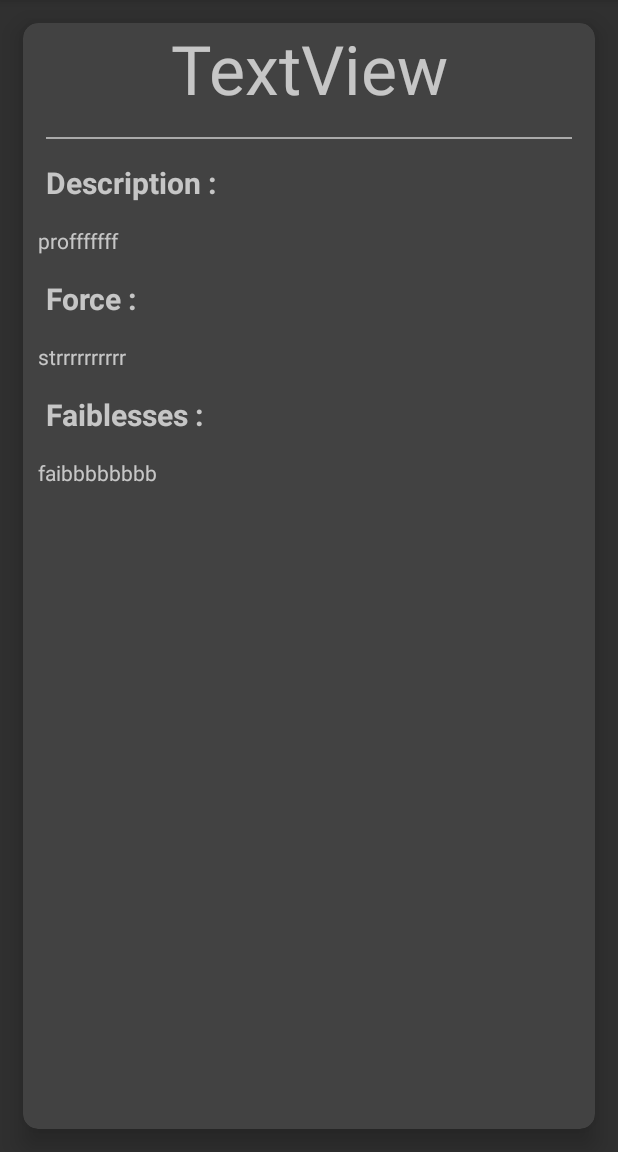
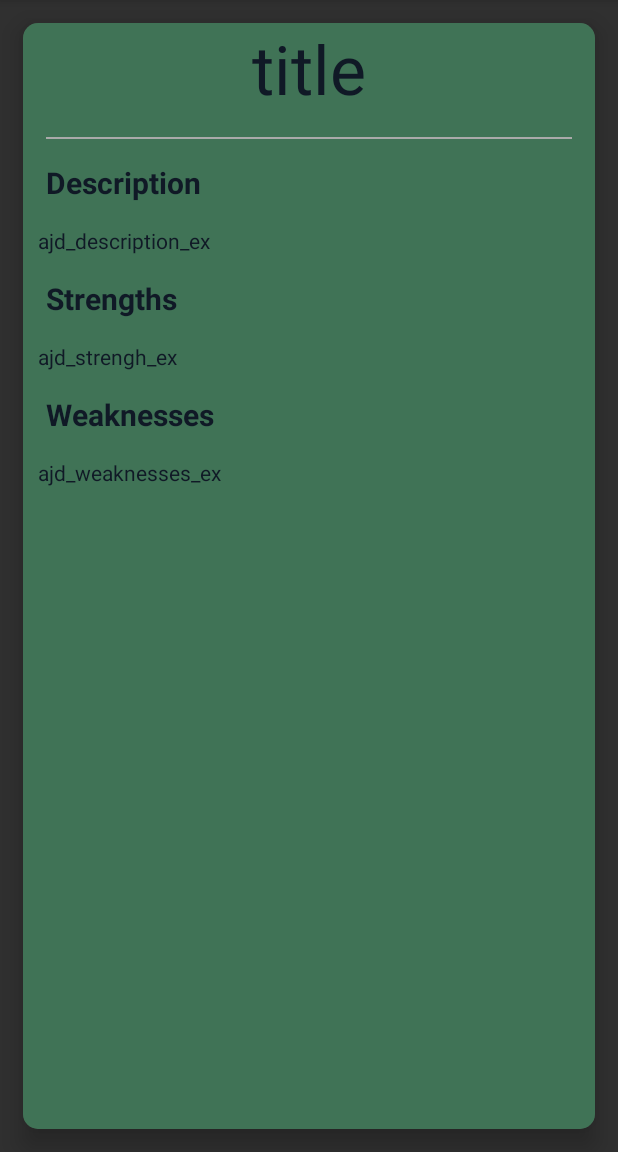
Before and after one commit to singard/EtrianWiki, an Android app: the JobDetailActivity screen opened directly, with no data from a screen before it, on a phone screen of 412 x 824 dp, the part 84-1236 px from its top. Run offline under Robolectric (Android 15) with nearby library versions, the phone set to English and light mode, and no system bars; 1 statement that could not run was skipped.

Commit message:
màj color theme in activity

```diff
--- a/app/src/main/res/layout/activity_job_detail.xml
+++ b/app/src/main/res/layout/activity_job_detail.xml
@@ -4,10 +4,13 @@
     xmlns:tools="http://schemas.android.com/tools"
     android:layout_width="match_parent"
     android:layout_height="match_parent">
+
     <FrameLayout
         android:id="@+id/container"
         android:layout_width="match_parent"
-        android:layout_height="wrap_content"/>
+        android:layout_height="wrap_content"
+        android:orientation="horizontal"
+        tools:ignore="MissingConstraints" />
 
 
 
@@ -21,19 +24,22 @@
         app:layout_constraintEnd_toEndOf="parent"
         app:layout_constraintHorizontal_bias="0.0"
         app:layout_constraintStart_toStartOf="parent"
-        app:layout_constraintTop_toTopOf="parent">
+        app:layout_constraintTop_toTopOf="parent"
+        >
 
         <androidx.constraintlayout.widget.ConstraintLayout
             android:layout_width="match_parent"
-            android:layout_height="match_parent">
+            android:layout_height="match_parent"
+            android:background="?attr/colorPrimary">
 
             <TextView
                 android:id="@+id/textViewName"
                 android:layout_width="match_parent"
                 android:layout_height="wrap_content"
                 android:gravity="center_horizontal"
-                android:text="TextView"
+                android:text="@string/ajd_title_ex"
                 android:textSize="45sp"
+                android:textColor="?attr/colorOnPrimary"
                 app:layout_constraintEnd_toEndOf="parent"
                 app:layout_constraintStart_toStartOf="parent"
                 app:layout_constraintTop_toTopOf="parent" />
@@ -53,9 +59,10 @@
                 android:layout_height="wrap_content"
                 android:layout_marginTop="15dp"
                 android:layout_marginHorizontal="15dp"
-                android:text="Description :"
-                android:textSize="20dp"
+                android:text="@string/ajd_description"
+                android:textSize="20sp"
                 android:textStyle="bold"
+                android:textColor="?attr/colorOnPrimary"
                 app:layout_constraintEnd_toEndOf="parent"
                 app:layout_constraintHorizontal_bias="0.0"
                 app:layout_constraintStart_toStartOf="parent"
@@ -68,7 +75,8 @@
                 android:layout_marginTop="15dp"
                 android:layout_marginHorizontal="10dp"
                 android:elegantTextHeight="true"
-                android:text="profffffff"
+                android:text="@string/ajd_description_ex"
+                android:textColor="?attr/colorOnPrimary"
                 app:layout_constraintEnd_toEndOf="parent"
                 app:layout_constraintHorizontal_bias="0.0"
                 app:layout_constraintStart_toStartOf="parent"
@@ -80,9 +88,10 @@
                 android:layout_height="wrap_content"
                 android:layout_marginTop="15dp"
                 android:layout_marginHorizontal="15dp"
-                android:text="Force :"
-                android:textSize="20dp"
+                android:text="@string/ajd_strengh"
+                android:textSize="20sp"
                 android:textStyle="bold"
+                android:textColor="?attr/colorOnPrimary"
                 app:layout_constraintEnd_toEndOf="parent"
                 app:layout_constraintHorizontal_bias="1.0"
                 app:layout_constraintStart_toStartOf="parent"
@@ -95,7 +104,8 @@
                 android:layout_marginTop="15dp"
                 android:layout_marginHorizontal="10dp"
                 android:elegantTextHeight="true"
-                android:text="strrrrrrrrrr"
+                android:text="@string/ajd_strengh_ex"
+                android:textColor="?attr/colorOnPrimary"
                 app:layout_constraintEnd_toEndOf="parent"
                 app:layout_constraintHorizontal_bias="1.0"
                 app:layout_constraintStart_toStartOf="parent"
@@ -107,8 +117,9 @@
                 android:layout_height="wrap_content"
                 android:layout_marginTop="15dp"
                 android:layout_marginHorizontal="15dp"
-                android:text="Faiblesses :"
-                android:textSize="20dp"
+                android:text="@string/ajd_weaknesses"
+                android:textColor="?attr/colorOnPrimary"
+                android:textSize="20sp"
                 android:textStyle="bold"
                 app:layout_constraintEnd_toEndOf="parent"
                 app:layout_constraintHorizontal_bias="1.0"
@@ -122,8 +133,8 @@
                 android:layout_marginTop="15dp"
                 android:layout_marginHorizontal="10dp"
                 android:elegantTextHeight="true"
-                android:text="faibbbbbbbb"
-                tools:layout_editor_absoluteY="287dp"
+                android:text="@string/ajd_weaknesses_ex"
+                android:textColor="?attr/colorOnPrimary"
                 app:layout_constraintEnd_toEndOf="parent"
                 app:layout_constraintHorizontal_bias="1.0"
                 app:layout_constraintStart_toStartOf="parent"
--- a/app/src/main/res/layout/activity_main.xml
+++ b/app/src/main/res/layout/activity_main.xml
@@ -14,7 +14,7 @@
         android:id="@+id/tab_layout_main"
         android:layout_width="match_parent"
         android:layout_height="wrap_content"
-        app:tabIndicatorColor="#951D1D"
+        app:tabIndicatorColor="?attr/colorOnPrimary"
         app:tabBackground="?attr/colorPrimary"
         app:tabSelectedTextColor="?attr/colorOnPrimary"
         app:tabTextColor="?attr/colorOnPrimary"/>
--- a/app/src/main/res/layout/personnage_layout.xml
+++ b/app/src/main/res/layout/personnage_layout.xml
@@ -12,12 +12,14 @@
     app:layout_constraintRight_toRightOf="parent"
     app:layout_constraintHeight_default="percent"
     app:layout_constraintHeight_percent="0.5"
+    android:background="?attr/colorPrimary"
     >
 
     <androidx.constraintlayout.widget.ConstraintLayout
         android:id="@+id/constraintLayout"
         android:layout_width="match_parent"
-        android:layout_height="match_parent">
+        android:layout_height="match_parent"
+        android:background="?attr/colorPrimary">
 
         <ImageView
             android:id="@+id/imageViewJob"
@@ -40,6 +42,7 @@
             android:gravity="center_horizontal"
             android:text="titre"
             android:textSize="45sp"
+            android:textColor="?attr/colorOnPrimary"
             app:layout_constraintBottom_toBottomOf="parent"
             app:layout_constraintEnd_toEndOf="parent"
             app:layout_constraintStart_toEndOf="@id/imageViewJob"
--- a/app/src/main/res/values/strings.xml
+++ b/app/src/main/res/values/strings.xml
@@ -4,4 +4,11 @@
     <string name="radioDark">dark mode</string>
     <string name="radioAuto">Automatic</string>
     <string name="themeManag" translatable="false">themeManag</string>
+    <string name="ajd_title_ex" translatable="false">title</string>
+    <string name="ajd_description">Description</string>
+    <string name="ajd_strengh">Strengths</string>
+    <string name="ajd_weaknesses">Weaknesses</string>
+    <string name="ajd_description_ex" translatable="false">ajd_description_ex</string>
+    <string name="ajd_strengh_ex" translatable="false">ajd_strengh_ex</string>
+    <string name="ajd_weaknesses_ex" translatable="false">ajd_weaknesses_ex</string>
 </resources>
--- a/app/src/main/res/values/themes.xml
+++ b/app/src/main/res/values/themes.xml
@@ -28,8 +28,5 @@
         <!--  <item name="windowNoTitle">true</item>-->
      </style>
 
-     <style name="Theme.QuizDevMobile.AppBarOverlay" parent="ThemeOverlay.AppCompat.Dark.ActionBar" />
-
-     <style name="Theme.QuizDevMobile.PopupOverlay" parent="ThemeOverlay.AppCompat.Light" />
 
  </resources>
```
Also changed, not shown: 1 other file.
